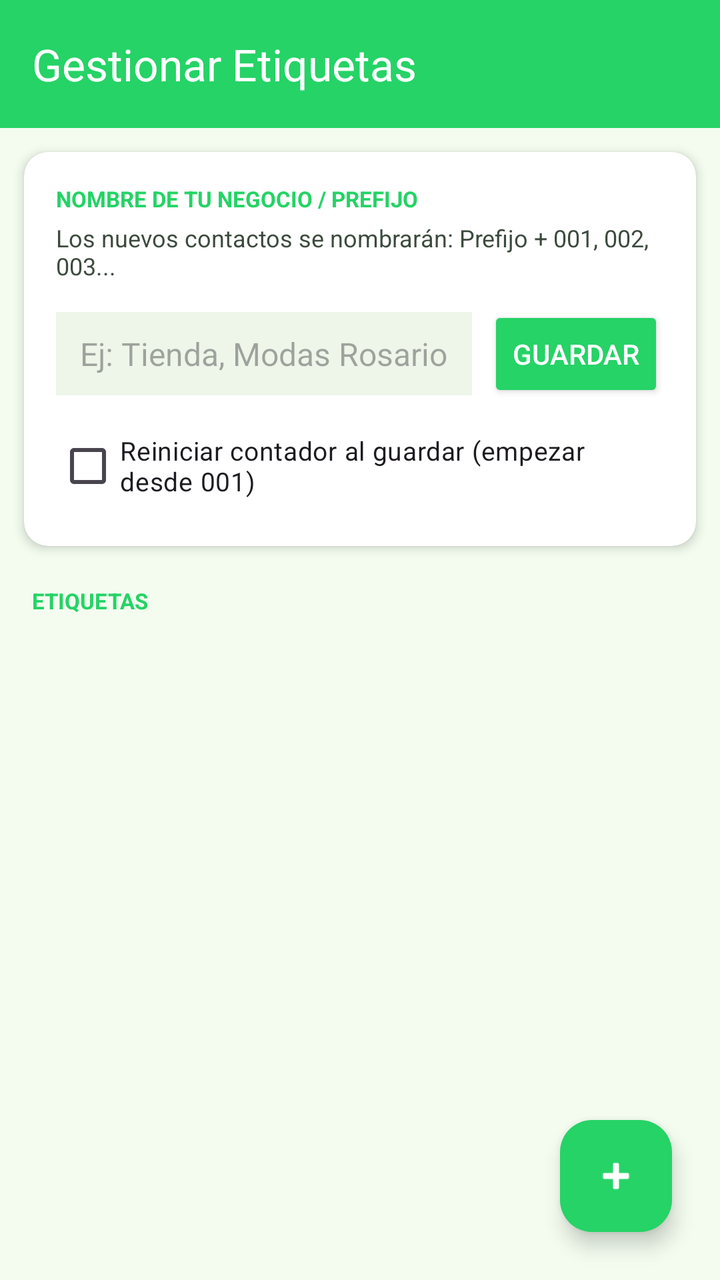
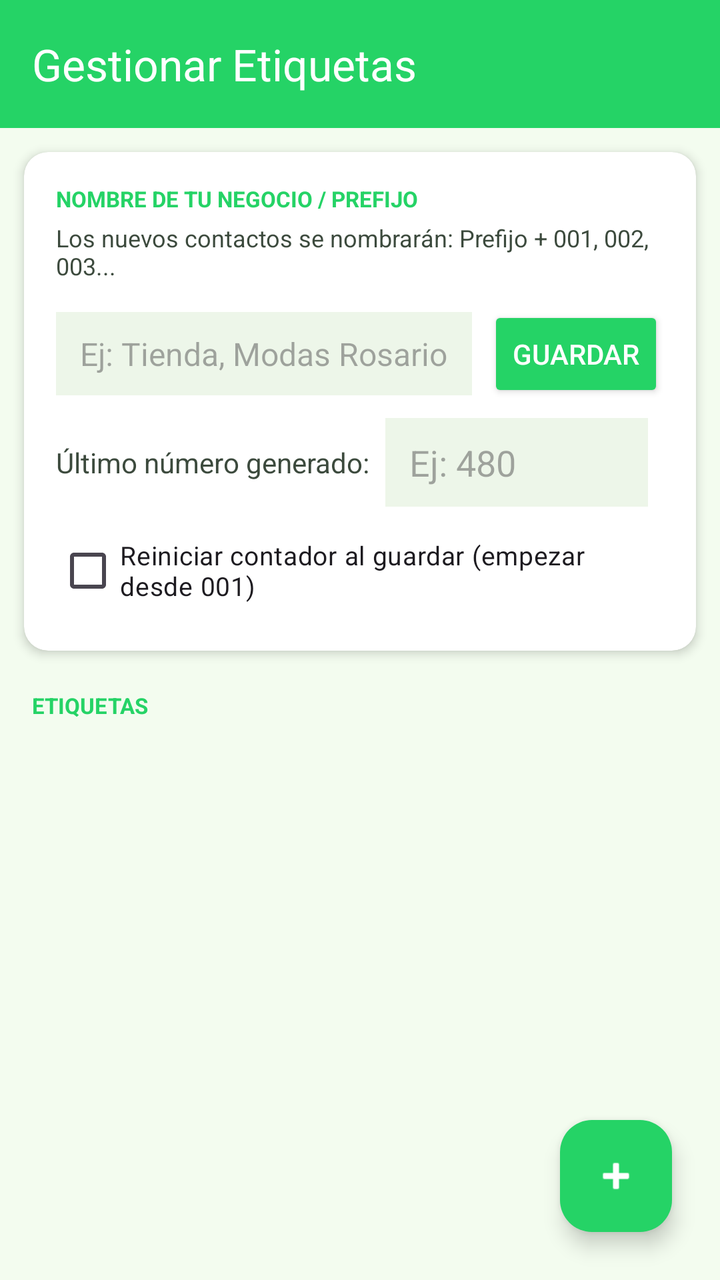

Compare the two renders of this Android layout. The source of the first and the diff that turns it into the second are given below.
<!-- AndroidManifest.xml: application theme Theme.StyleAeternumCRM -->
<!-- res/layout/activity_gestor_etiquetas.xml -->
<?xml version="1.0" encoding="utf-8"?>
<androidx.coordinatorlayout.widget.CoordinatorLayout
    xmlns:android="http://schemas.android.com/apk/res/android"
    xmlns:app="http://schemas.android.com/apk/res-auto"
    android:layout_width="match_parent"
    android:layout_height="match_parent"
    android:background="@color/bg_surface">

    <com.google.android.material.appbar.AppBarLayout
        android:layout_width="match_parent"
        android:layout_height="wrap_content">
        <androidx.appcompat.widget.Toolbar
            android:id="@+id/toolbar"
            android:layout_width="match_parent"
            android:layout_height="?attr/actionBarSize"
            android:background="@color/wa_green"
            app:titleTextColor="@color/white"
            app:title="Gestionar Etiquetas"/>
    </com.google.android.material.appbar.AppBarLayout>

    <LinearLayout
        android:layout_width="match_parent"
        android:layout_height="match_parent"
        android:orientation="vertical"
        app:layout_behavior="@string/appbar_scrolling_view_behavior">

        
        <androidx.cardview.widget.CardView
            xmlns:app2="http://schemas.android.com/apk/res-auto"
            android:layout_width="match_parent"
            android:layout_height="wrap_content"
            android:layout_margin="12dp"
            app2:cardCornerRadius="12dp"
            app2:cardElevation="3dp"
            app2:cardBackgroundColor="@color/white">

            <LinearLayout
                android:layout_width="match_parent"
                android:layout_height="wrap_content"
                android:orientation="vertical"
                android:padding="16dp">

                <TextView
                    android:layout_width="wrap_content"
                    android:layout_height="wrap_content"
                    android:text="NOMBRE DE TU NEGOCIO / PREFIJO"
                    android:textSize="11sp"
                    android:textStyle="bold"
                    android:textColor="@color/wa_green"
                    android:layout_marginBottom="4dp"/>

                <TextView
                    android:layout_width="wrap_content"
                    android:layout_height="wrap_content"
                    android:text="Los nuevos contactos se nombrarán: Prefijo + 001, 002, 003..."
                    android:textSize="12sp"
                    android:textColor="@color/text_secondary"
                    android:layout_marginBottom="12dp"/>

                <LinearLayout
                    android:layout_width="match_parent"
                    android:layout_height="wrap_content"
                    android:orientation="horizontal"
                    android:gravity="center_vertical">

                    <EditText
                        android:id="@+id/et_prefijo"
                        android:layout_width="0dp"
                        android:layout_weight="1"
                        android:layout_height="wrap_content"
                        android:hint="Ej: Tienda, Modas Rosario, Lunes..."
                        android:textSize="16sp"
                        android:inputType="text"
                        android:maxLines="1"
                        android:background="@color/surface_container_low"
                        android:paddingHorizontal="12dp"
                        android:paddingVertical="10dp"
                        android:layout_marginEnd="8dp"/>

                    <Button
                        android:id="@+id/btn_guardar_prefijo"
                        android:layout_width="wrap_content"
                        android:layout_height="wrap_content"
                        android:text="Guardar"
                        android:backgroundTint="@color/wa_green"
                        android:textColor="@color/white"/>
                </LinearLayout>

                <CheckBox
                    android:id="@+id/cb_reiniciar_contador"
                    android:layout_width="wrap_content"
                    android:layout_height="wrap_content"
                    android:text="Reiniciar contador al guardar (empezar desde 001)"
                    android:textSize="13sp"
                    android:layout_marginTop="8dp"/>
            </LinearLayout>
        </androidx.cardview.widget.CardView>

        <TextView
            android:layout_width="match_parent"
            android:layout_height="wrap_content"
            android:text="ETIQUETAS"
            android:textSize="11sp"
            android:textStyle="bold"
            android:textColor="@color/wa_green"
            android:paddingHorizontal="16dp"
            android:paddingTop="8dp"
            android:paddingBottom="4dp"/>

        <androidx.recyclerview.widget.RecyclerView
            android:id="@+id/rv_etiquetas"
            android:layout_width="match_parent"
            android:layout_height="0dp"
            android:layout_weight="1"
            android:padding="8dp"
            android:clipToPadding="false"
            android:paddingBottom="80dp"/>

    </LinearLayout>

    <com.google.android.material.floatingactionbutton.FloatingActionButton
        android:id="@+id/fab_add_etiqueta"
        android:layout_width="wrap_content"
        android:layout_height="wrap_content"
        android:layout_gravity="bottom|end"
        android:layout_margin="24dp"
        app:srcCompat="@android:drawable/ic_input_add"
        app:tint="@color/white"
        app:backgroundTint="@color/wa_green"
        android:contentDescription="Agregar etiqueta"/>

</androidx.coordinatorlayout.widget.CoordinatorLayout>
<!-- resources referenced by this layout -->
<resources>
  <color name="bg_surface">#f3fcef</color>
  <color name="surface_container_low">#edf6e9</color>
  <color name="text_secondary">#3c4a3d</color>
  <color name="wa_green">#25D366</color>
  <color name="white">#FFFFFF</color>
  <style name="Theme.StyleAeternumCRM" parent="Theme.Material3.Light.NoActionBar">
          <item name="colorPrimary">@color/wa_green</item>
          <item name="colorPrimaryVariant">@color/wa_green_dark</item>
          <item name="colorOnPrimary">@color/white</item>
          <item name="android:windowBackground">@color/bg_surface</item>
          <item name="colorSurface">@color/bg_surface</item>
          <item name="colorOnSurface">@color/text_primary</item>
          <item name="android:statusBarColor">@color/wa_green_dark</item>
          
          <item name="android:popupMenuStyle">@style/PopupMenuStyle</item>
          <item name="popupMenuStyle">@style/PopupMenuStyle</item>
      </style>
  <color name="wa_green_dark">#006d2f</color>
  <color name="text_primary">#151e16</color>
  <style name="PopupMenuStyle" parent="Widget.AppCompat.PopupMenu">
          <item name="android:popupBackground">@color/white</item>
          <item name="android:textColor">@color/text_primary</item>
      </style>
</resources>

<!-- the commit's change to res/layout/activity_gestor_etiquetas.xml (unified diff, before → after) -->
@@ -86,6 +86,34 @@
                         android:textColor="@color/white"/>
                 </LinearLayout>
 
+                <LinearLayout
+                    android:layout_width="match_parent"
+                    android:layout_height="wrap_content"
+                    android:orientation="horizontal"
+                    android:gravity="center_vertical"
+                    android:layout_marginTop="8dp">
+
+                    <TextView
+                        android:layout_width="wrap_content"
+                        android:layout_height="wrap_content"
+                        android:text="Último número generado:"
+                        android:textColor="@color/text_secondary"
+                        android:textSize="14sp"
+                        android:layout_marginEnd="8dp"/>
+
+                    <EditText
+                        android:id="@+id/et_contador"
+                        android:layout_width="0dp"
+                        android:layout_weight="1"
+                        android:layout_height="wrap_content"
+                        android:hint="Ej: 480"
+                        android:inputType="number"
+                        android:background="@color/surface_container_low"
+                        android:paddingHorizontal="12dp"
+                        android:paddingVertical="10dp"
+                        android:layout_marginEnd="8dp"/>
+                </LinearLayout>
+
                 <CheckBox
                     android:id="@+id/cb_reiniciar_contador"
                     android:layout_width="wrap_content"
